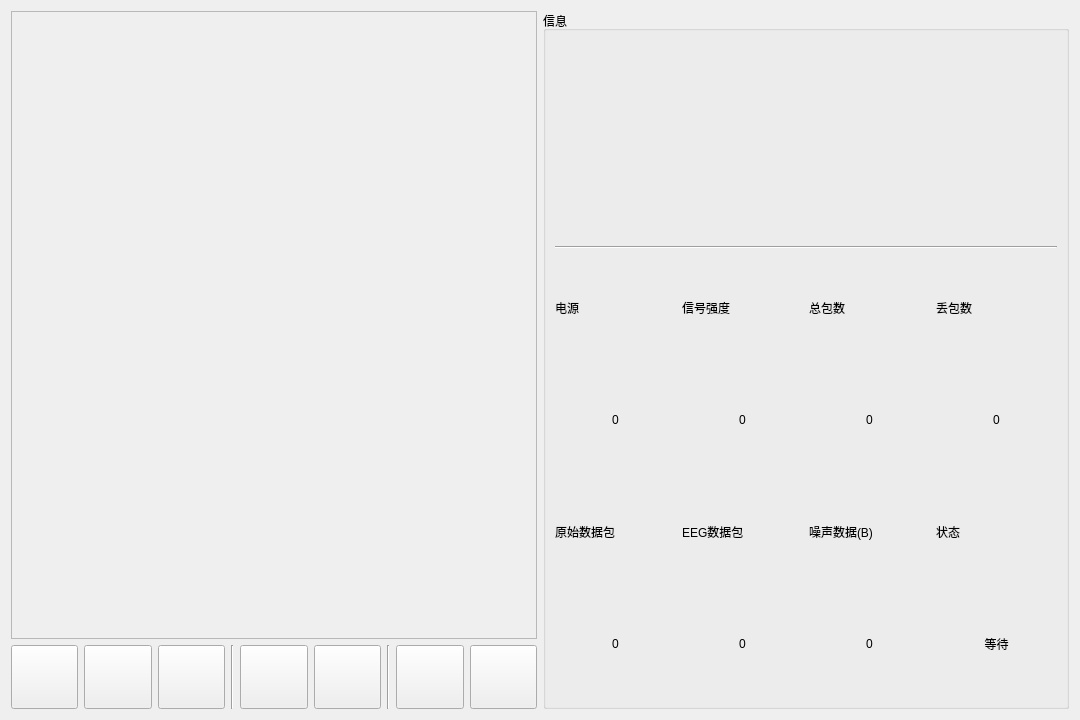
This is mainwidget.ui in JackeyLea/MindViewer as Qt 5 draws it before an edit. The edited form follows.
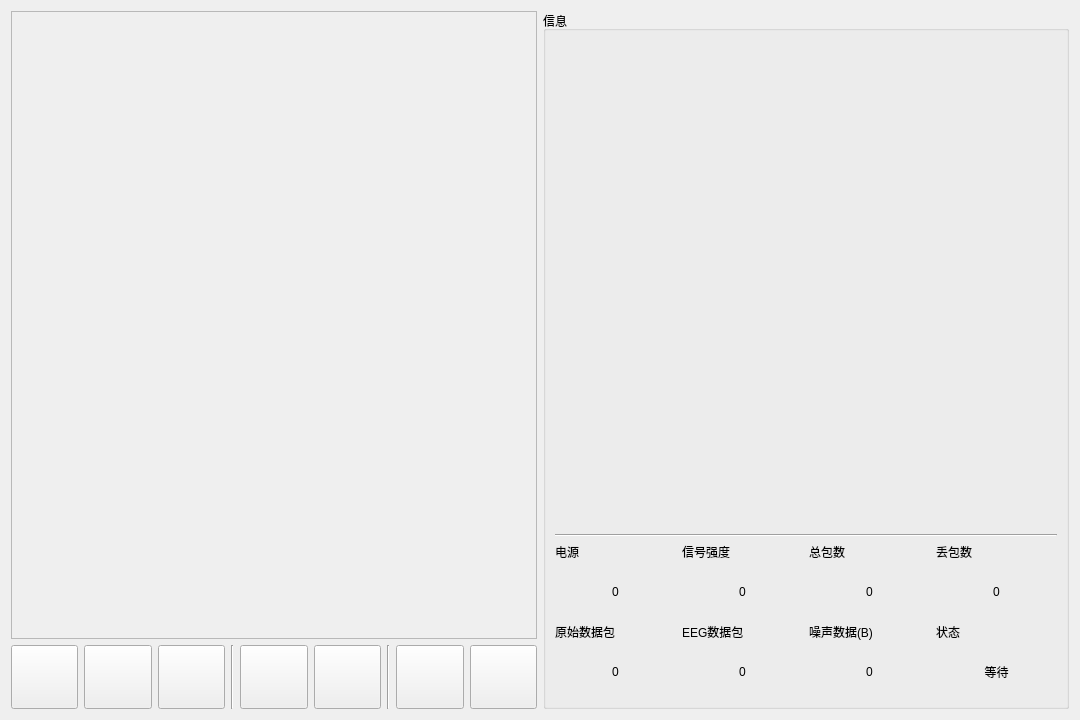
This is the edited form. Icons and pictures are not drawn. Custom widgets are drawn as their Qt base class.

Commit message: 界面调整

What changed in the file:
```diff
--- a/mainwidget.ui
+++ b/mainwidget.ui
@@ -247,54 +247,7 @@
       <string>信息</string>
      </property>
      <layout class="QGridLayout" name="gridLayout_2">
-      <item row="0" column="0" colspan="2">
-       <widget class="Indicator" name="widgetAttention" native="true">
-        <property name="minimumSize">
-         <size>
-          <width>200</width>
-          <height>200</height>
-         </size>
-        </property>
-       </widget>
-      </item>
-      <item row="0" column="2" colspan="2">
-       <widget class="Indicator" name="widgetMeditation" native="true">
-        <property name="minimumSize">
-         <size>
-          <width>200</width>
-          <height>200</height>
-         </size>
-        </property>
-       </widget>
-      </item>
-      <item row="1" column="0" colspan="4">
-       <widget class="Line" name="lineInfo">
-        <property name="orientation">
-         <enum>Qt::Orientation::Horizontal</enum>
-        </property>
-       </widget>
-      </item>
-      <item row="2" column="0">
-       <widget class="QLabel" name="labelPower">
-        <property name="styleSheet">
-         <string notr="true"/>
-        </property>
-        <property name="text">
-         <string>电源</string>
-        </property>
-       </widget>
-      </item>
-      <item row="2" column="1">
-       <widget class="QLabel" name="labelSignal">
-        <property name="styleSheet">
-         <string notr="true"/>
-        </property>
-        <property name="text">
-         <string>信号强度</string>
-        </property>
-       </widget>
-      </item>
-      <item row="2" column="2">
+      <item row="3" column="2">
        <widget class="QLabel" name="labelTotalCnt">
         <property name="styleSheet">
          <string notr="true"/>
@@ -304,130 +257,7 @@
         </property>
        </widget>
       </item>
-      <item row="2" column="3">
-       <widget class="QLabel" name="labelTotalLossRate">
-        <property name="styleSheet">
-         <string notr="true"/>
-        </property>
-        <property name="text">
-         <string>丢包数</string>
-        </property>
-       </widget>
-      </item>
-      <item row="3" column="0">
-       <widget class="QLabel" name="labelPowerValue">
-        <property name="minimumSize">
-         <size>
-          <width>50</width>
-          <height>50</height>
-         </size>
-        </property>
-        <property name="font">
-         <font>
-          <family>Arial</family>
-         </font>
-        </property>
-        <property name="styleSheet">
-         <string notr="true"/>
-        </property>
-        <property name="text">
-         <string>0</string>
-        </property>
-        <property name="alignment">
-         <set>Qt::AlignmentFlag::AlignCenter</set>
-        </property>
-       </widget>
-      </item>
-      <item row="3" column="1">
-       <widget class="QLabel" name="labelSignalValue">
-        <property name="minimumSize">
-         <size>
-          <width>50</width>
-          <height>50</height>
-         </size>
-        </property>
-        <property name="font">
-         <font>
-          <family>Arial</family>
-         </font>
-        </property>
-        <property name="styleSheet">
-         <string notr="true"/>
-        </property>
-        <property name="text">
-         <string>0</string>
-        </property>
-        <property name="alignment">
-         <set>Qt::AlignmentFlag::AlignCenter</set>
-        </property>
-       </widget>
-      </item>
-      <item row="3" column="2">
-       <widget class="QLabel" name="labelTotalCntValue">
-        <property name="minimumSize">
-         <size>
-          <width>50</width>
-          <height>50</height>
-         </size>
-        </property>
-        <property name="font">
-         <font>
-          <family>Arial</family>
-         </font>
-        </property>
-        <property name="styleSheet">
-         <string notr="true"/>
-        </property>
-        <property name="text">
-         <string>0</string>
-        </property>
-        <property name="alignment">
-         <set>Qt::AlignmentFlag::AlignCenter</set>
-        </property>
-       </widget>
-      </item>
-      <item row="3" column="3">
-       <widget class="QLabel" name="labelTotalLossValue">
-        <property name="minimumSize">
-         <size>
-          <width>50</width>
-          <height>50</height>
-         </size>
-        </property>
-        <property name="font">
-         <font>
-          <family>Arial</family>
-         </font>
-        </property>
-        <property name="styleSheet">
-         <string notr="true"/>
-        </property>
-        <property name="text">
-         <string>0</string>
-        </property>
-        <property name="alignment">
-         <set>Qt::AlignmentFlag::AlignCenter</set>
-        </property>
-       </widget>
-      </item>
-      <item row="4" column="0">
-       <widget class="QLabel" name="labelRawCnt">
-        <property name="styleSheet">
-         <string notr="true"/>
-        </property>
-        <property name="text">
-         <string>原始数据包</string>
-        </property>
-       </widget>
-      </item>
-      <item row="4" column="1">
-       <widget class="QLabel" name="labelEEGCnt">
-        <property name="text">
-         <string>EEG数据包</string>
-        </property>
-       </widget>
-      </item>
-      <item row="4" column="2">
+      <item row="5" column="2">
        <widget class="QLabel" name="labelNoise">
         <property name="styleSheet">
          <string notr="true"/>
@@ -437,7 +267,14 @@
         </property>
        </widget>
       </item>
-      <item row="4" column="3">
+      <item row="2" column="0" colspan="4">
+       <widget class="Line" name="lineInfo">
+        <property name="orientation">
+         <enum>Qt::Orientation::Horizontal</enum>
+        </property>
+       </widget>
+      </item>
+      <item row="5" column="3">
        <widget class="QLabel" name="labelStatus">
         <property name="styleSheet">
          <string notr="true"/>
@@ -447,47 +284,34 @@
         </property>
        </widget>
       </item>
-      <item row="5" column="0">
-       <widget class="QLabel" name="labelRawCntValue">
-        <property name="minimumSize">
-         <size>
-          <width>50</width>
-          <height>50</height>
-         </size>
-        </property>
-        <property name="font">
-         <font>
-          <family>Arial</family>
-         </font>
-        </property>
-        <property name="styleSheet">
-         <string notr="true"/>
-        </property>
-        <property name="text">
-         <string>0</string>
-        </property>
-        <property name="alignment">
-         <set>Qt::AlignmentFlag::AlignCenter</set>
-        </property>
-       </widget>
-      </item>
       <item row="5" column="1">
-       <widget class="QLabel" name="labelEEGCntValue">
-        <property name="minimumSize">
-         <size>
-          <width>50</width>
-          <height>50</height>
-         </size>
+       <widget class="QLabel" name="labelEEGCnt">
+        <property name="text">
+         <string>EEG数据包</string>
         </property>
+       </widget>
+      </item>
+      <item row="3" column="0">
+       <widget class="QLabel" name="labelPower">
+        <property name="styleSheet">
+         <string notr="true"/>
+        </property>
         <property name="text">
-         <string>0</string>
+         <string>电源</string>
         </property>
-        <property name="alignment">
-         <set>Qt::AlignmentFlag::AlignCenter</set>
+       </widget>
+      </item>
+      <item row="5" column="0">
+       <widget class="QLabel" name="labelRawCnt">
+        <property name="styleSheet">
+         <string notr="true"/>
         </property>
+        <property name="text">
+         <string>原始数据包</string>
+        </property>
        </widget>
       </item>
-      <item row="5" column="2">
+      <item row="6" column="2">
        <widget class="QLabel" name="labelNoiseValue">
         <property name="minimumSize">
          <size>
@@ -511,7 +335,41 @@
         </property>
        </widget>
       </item>
-      <item row="5" column="3">
+      <item row="3" column="3">
+       <widget class="QLabel" name="labelTotalLossRate">
+        <property name="styleSheet">
+         <string notr="true"/>
+        </property>
+        <property name="text">
+         <string>丢包数</string>
+        </property>
+       </widget>
+      </item>
+      <item row="4" column="2">
+       <widget class="QLabel" name="labelTotalCntValue">
+        <property name="minimumSize">
+         <size>
+          <width>50</width>
+          <height>50</height>
+         </size>
+        </property>
+        <property name="font">
+         <font>
+          <family>Arial</family>
+         </font>
+        </property>
+        <property name="styleSheet">
+         <string notr="true"/>
+        </property>
+        <property name="text">
+         <string>0</string>
+        </property>
+        <property name="alignment">
+         <set>Qt::AlignmentFlag::AlignCenter</set>
+        </property>
+       </widget>
+      </item>
+      <item row="6" column="3">
        <widget class="QLabel" name="labelStatusValue">
         <property name="minimumSize">
          <size>
@@ -535,6 +393,161 @@
         </property>
        </widget>
       </item>
+      <item row="4" column="3">
+       <widget class="QLabel" name="labelTotalLossValue">
+        <property name="minimumSize">
+         <size>
+          <width>50</width>
+          <height>50</height>
+         </size>
+        </property>
+        <property name="font">
+         <font>
+          <family>Arial</family>
+         </font>
+        </property>
+        <property name="styleSheet">
+         <string notr="true"/>
+        </property>
+        <property name="text">
+         <string>0</string>
+        </property>
+        <property name="alignment">
+         <set>Qt::AlignmentFlag::AlignCenter</set>
+        </property>
+       </widget>
+      </item>
+      <item row="0" column="0" colspan="2">
+       <widget class="Indicator" name="widgetAttention" native="true">
+        <property name="minimumSize">
+         <size>
+          <width>200</width>
+          <height>200</height>
+         </size>
+        </property>
+       </widget>
+      </item>
+      <item row="3" column="1">
+       <widget class="QLabel" name="labelSignal">
+        <property name="styleSheet">
+         <string notr="true"/>
+        </property>
+        <property name="text">
+         <string>信号强度</string>
+        </property>
+       </widget>
+      </item>
+      <item row="6" column="0">
+       <widget class="QLabel" name="labelRawCntValue">
+        <property name="minimumSize">
+         <size>
+          <width>50</width>
+          <height>50</height>
+         </size>
+        </property>
+        <property name="font">
+         <font>
+          <family>Arial</family>
+         </font>
+        </property>
+        <property name="styleSheet">
+         <string notr="true"/>
+        </property>
+        <property name="text">
+         <string>0</string>
+        </property>
+        <property name="alignment">
+         <set>Qt::AlignmentFlag::AlignCenter</set>
+        </property>
+       </widget>
+      </item>
+      <item row="4" column="1">
+       <widget class="QLabel" name="labelSignalValue">
+        <property name="minimumSize">
+         <size>
+          <width>50</width>
+          <height>50</height>
+         </size>
+        </property>
+        <property name="font">
+         <font>
+          <family>Arial</family>
+         </font>
+        </property>
+        <property name="styleSheet">
+         <string notr="true"/>
+        </property>
+        <property name="text">
+         <string>0</string>
+        </property>
+        <property name="alignment">
+         <set>Qt::AlignmentFlag::AlignCenter</set>
+        </property>
+       </widget>
+      </item>
+      <item row="6" column="1">
+       <widget class="QLabel" name="labelEEGCntValue">
+        <property name="minimumSize">
+         <size>
+          <width>50</width>
+          <height>50</height>
+         </size>
+        </property>
+        <property name="text">
+         <string>0</string>
+        </property>
+        <property name="alignment">
+         <set>Qt::AlignmentFlag::AlignCenter</set>
+        </property>
+       </widget>
+      </item>
+      <item row="0" column="2" colspan="2">
+       <widget class="Indicator" name="widgetMeditation" native="true">
+        <property name="minimumSize">
+         <size>
+          <width>200</width>
+          <height>200</height>
+         </size>
+        </property>
+       </widget>
+      </item>
+      <item row="4" column="0">
+       <widget class="QLabel" name="labelPowerValue">
+        <property name="minimumSize">
+         <size>
+          <width>50</width>
+          <height>50</height>
+         </size>
+        </property>
+        <property name="font">
+         <font>
+          <family>Arial</family>
+         </font>
+        </property>
+        <property name="styleSheet">
+         <string notr="true"/>
+        </property>
+        <property name="text">
+         <string>0</string>
+        </property>
+        <property name="alignment">
+         <set>Qt::AlignmentFlag::AlignCenter</set>
+        </property>
+       </widget>
+      </item>
+      <item row="1" column="0" colspan="4">
+       <spacer name="verticalSpacer">
+        <property name="orientation">
+         <enum>Qt::Orientation::Vertical</enum>
+        </property>
+        <property name="sizeHint" stdset="0">
+         <size>
+          <width>20</width>
+          <height>40</height>
+         </size>
+        </property>
+       </spacer>
+      </item>
      </layout>
     </widget>
    </item>
```
